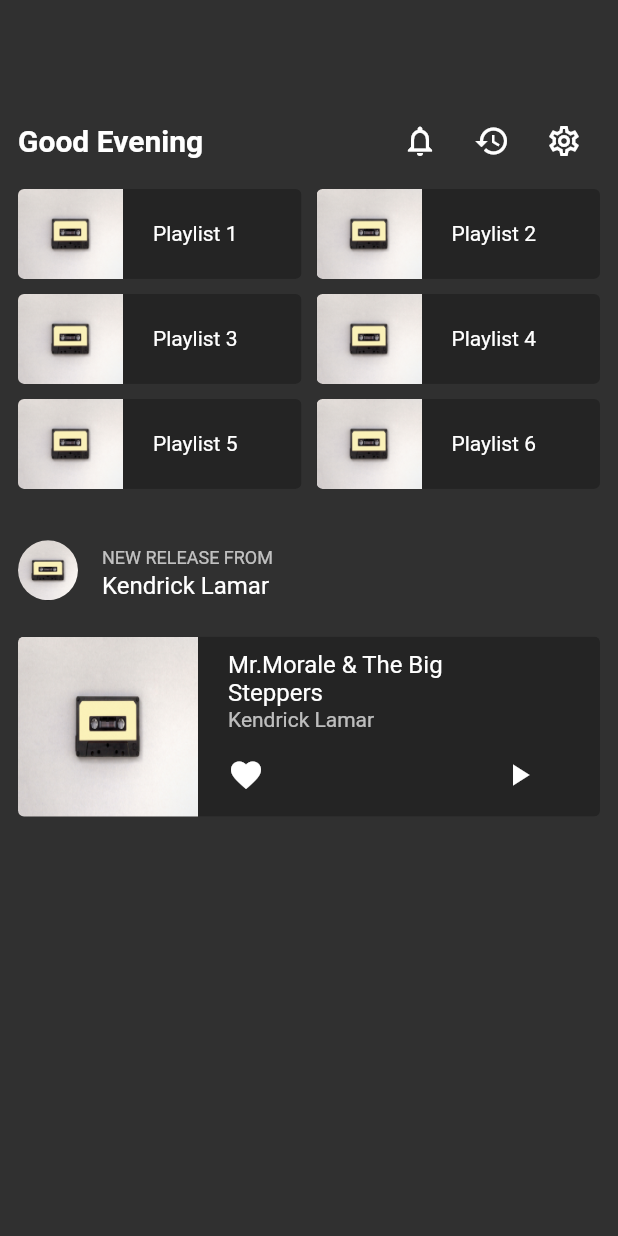
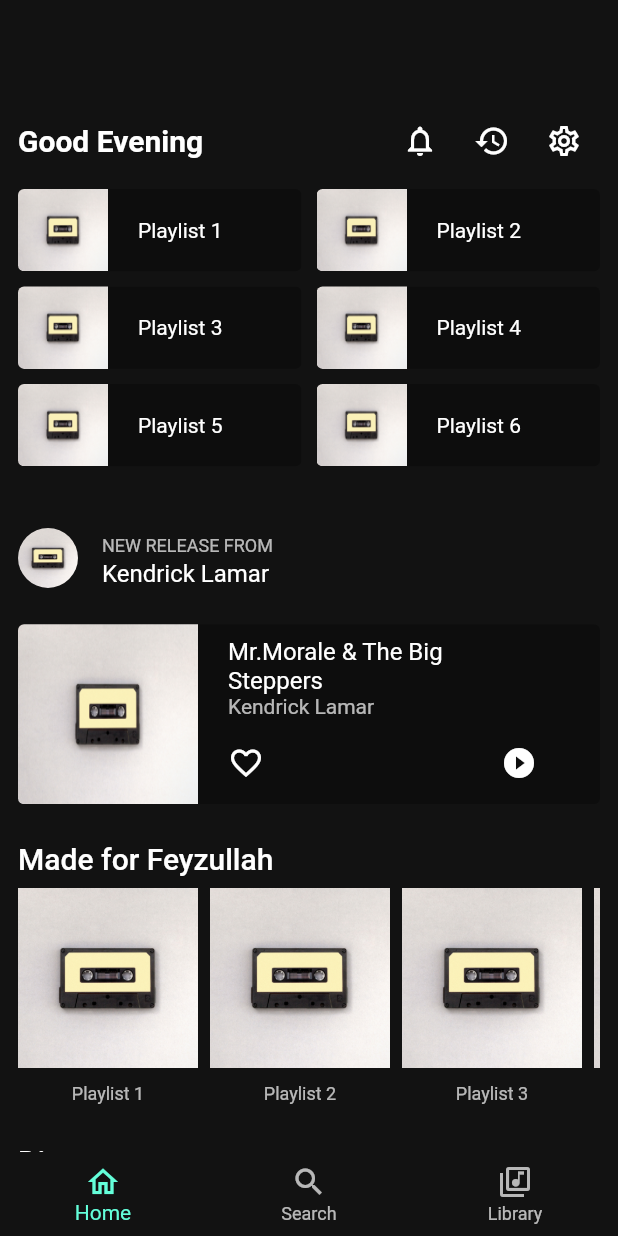
Before and after one commit to feyzforall/spotify-clone, a Flutter app: the screen it shows after launch, on a phone screen of 412 x 824 dp. Run offline on Flutter 3.47's test engine with Material 2 defaults, Android fonts, the phone set to English and light mode, and no system bars.

```diff
--- /dev/null
+++ b/lib/const/colors.dart
@@ -0,0 +1,7 @@
+import 'package:flutter/material.dart';
+
+class AppColors {
+  AppColors._();
+
+  static const Color codGray = Color(0xFF121212);
+}
--- /dev/null
+++ b/lib/const/routes.dart
@@ -0,0 +1,20 @@
+import 'package:flutter/material.dart';
+
+import '../presentation/pages/home/home_screen.dart';
+import '../presentation/pages/home/notifications/notifications_screen.dart';
+
+class Routes {
+  static const String homeRoute = '/';
+  static const String notifications = '/secondScreen';
+
+  static Route<dynamic> generateRoute(RouteSettings settings) {
+    switch (settings.name) {
+      case homeRoute:
+        return MaterialPageRoute(builder: (_) => const HomeScreen());
+      case notifications:
+        return MaterialPageRoute(builder: (_) => const NotificationsScreen());
+      default:
+        return MaterialPageRoute(builder: (_) => const HomeScreen());
+    }
+  }
+}
--- a/lib/main.dart
+++ b/lib/main.dart
@@ -1,6 +1,5 @@
 import 'package:flutter/material.dart';
-
-import 'presentation/pages/home/home_screen.dart';
+import 'package:spotifyclone/const/routes.dart';
 
 void main() => runApp(MyApp());
 
@@ -13,9 +12,8 @@ class MyApp extends StatelessWidget {
       title: 'Material App',
       theme: ThemeData.dark(),
       debugShowCheckedModeBanner: false,
-      home: const Scaffold(
-        body: HomeScreen(),
-      ),
+      initialRoute: Routes.homeRoute,
+      onGenerateRoute: Routes.generateRoute,
     );
   }
 }
--- /dev/null
+++ b/lib/main_screen.dart
@@ -0,0 +1,30 @@
+import 'package:flutter/material.dart';
+import 'package:spotifyclone/const/colors.dart';
+
+class MainScreen extends StatefulWidget {
+  const MainScreen({Key? key, required this.body}) : super(key: key);
+
+  final Widget body;
+
+  @override
+  State<MainScreen> createState() => _MainScreenState();
+}
+
+class _MainScreenState extends State<MainScreen> {
+  @override
+  Widget build(BuildContext context) {
+    return Scaffold(
+      body: widget.body,
+      backgroundColor: AppColors.codGray,
+      bottomNavigationBar: BottomNavigationBar(
+        backgroundColor: Colors.transparent,
+        elevation: 0,
+        items: const [
+          BottomNavigationBarItem(icon: Icon(Icons.home_outlined), label: 'Home'),
+          BottomNavigationBarItem(icon: Icon(Icons.search_outlined), label: 'Search'),
+          BottomNavigationBarItem(icon: Icon(Icons.library_music_outlined), label: 'Library'),
+        ],
+      ),
+    );
+  }
+}
--- a/lib/presentation/pages/home/home_screen.dart
+++ b/lib/presentation/pages/home/home_screen.dart
@@ -1,8 +1,12 @@
 import 'package:flutter/material.dart';
 import 'package:spotifyclone/const/assets.dart';
+import 'package:spotifyclone/const/routes.dart';
+import 'package:spotifyclone/main_screen.dart';
 
 import '../../../const/dimensions.dart';
+import '../../widgets/home_album_card.dart';
 import '../../widgets/mini_playlist_card.dart';
+import '../../widgets/new_release_card.dart';
 
 part 'home_screen_widgets.dart';
 
@@ -16,10 +20,12 @@ class HomeScreen extends StatefulWidget {
 class _HomeScreenState extends State<HomeScreen> {
   @override
   Widget build(BuildContext context) {
-    return SingleChildScrollView(
+    return MainScreen(
+      body: SingleChildScrollView(
         child: Padding(
           padding: Dimensions.pagePadding,
           child: Column(
+            crossAxisAlignment: CrossAxisAlignment.start,
             children: [
               SizedBox(height: MediaQuery.of(context).size.height * 0.07),
               const HomeHeadline(),
@@ -28,26 +34,27 @@ class _HomeScreenState extends State<HomeScreen> {
                 height: 210,
                 child: MiniPlaylistGrid(),
               ),
+              const HomeListTile(
+                title: 'NEW RELEASE FROM',
+                subtitle: 'Kendrick Lamar',
+              ),
               SizedBox(height: MediaQuery.of(context).size.height * 0.01),
-            ListTile(
-              contentPadding: EdgeInsets.zero,
-              title: Text(
-                'NEW RELEASE FROM',
-                style: Theme.of(context).textTheme.caption,
+              const NewReleaseCard(),
+              SizedBox(height: MediaQuery.of(context).size.height * 0.03),
+              const HorizontalAlbumListWithTitle(
+                title: 'Made for Feyzullah',
               ),
-              subtitle: Text(
-                'Kendrick Lamar',
-                style: Theme.of(context).textTheme.subtitle1,
+              const HorizontalAlbumListWithTitle(
+                title: 'Discover',
               ),
-              leading: const CircleAvatar(
-                foregroundImage: AssetImage(
-                  Assets.placeholder,
+              const HorizontalAlbumListWithWidget(
+                title: HomeListTile(
+                  title: 'More Like',
+                  subtitle: 'Rammstein',
                 ),
               ),
+            ],
           ),
-            SizedBox(height: MediaQuery.of(context).size.height * 0.01),
-            const NewReleaseCard()
-          ],
         ),
       ),
     );
--- a/lib/presentation/pages/home/home_screen_widgets.dart
+++ b/lib/presentation/pages/home/home_screen_widgets.dart
@@ -18,7 +18,11 @@ class HomeHeadline extends StatelessWidget {
         ),
         Row(
           children: [
-            IconButton(onPressed: () {}, icon: const Icon(Icons.notifications_outlined)),
+            IconButton(
+                onPressed: () {
+                  Navigator.pushNamed(context, Routes.notifications);
+                },
+                icon: const Icon(Icons.notifications_outlined)),
             IconButton(onPressed: () {}, icon: const Icon(Icons.history_outlined)),
             IconButton(onPressed: () {}, icon: const Icon(Icons.settings_outlined)),
           ],
@@ -42,7 +46,7 @@ class MiniPlaylistGrid extends StatelessWidget {
       gridDelegate: const SliverGridDelegateWithFixedCrossAxisCount(
         mainAxisSpacing: 10,
         crossAxisSpacing: 10,
-        mainAxisExtent: 60,
+        mainAxisExtent: 55,
         crossAxisCount: 2,
       ),
       itemCount: 6,
@@ -53,54 +57,103 @@ class MiniPlaylistGrid extends StatelessWidget {
   }
 }
 
-class NewReleaseCard extends StatelessWidget {
-  const NewReleaseCard({
+class HomeListTile extends StatelessWidget {
+  const HomeListTile({
+    Key? key,
+    required this.title,
+    required this.subtitle,
+  }) : super(key: key);
+
+  final String title;
+  final String subtitle;
+
+  @override
+  Widget build(BuildContext context) {
+    return ListTile(
+      contentPadding: EdgeInsets.zero,
+      title: Text(
+        title,
+        style: Theme.of(context).textTheme.caption,
+      ),
+      subtitle: Text(
+        subtitle,
+        style: Theme.of(context).textTheme.subtitle1,
+      ),
+      leading: const CircleAvatar(
+        foregroundImage: AssetImage(
+          Assets.placeholder,
+        ),
+      ),
+    );
+  }
+}
+
+class HorizontalAlbumListWithTitle extends StatelessWidget {
+  const HorizontalAlbumListWithTitle({
+    Key? key,
+    required this.title,
+  }) : super(key: key);
+
+  final String title;
+
+  @override
+  Widget build(BuildContext context) {
+    return Column(
+      crossAxisAlignment: CrossAxisAlignment.start,
+      children: [
+        Text(
+          title,
+          style: Theme.of(context).textTheme.headline6,
+        ),
+        SizedBox(height: MediaQuery.of(context).size.height * 0.01),
+        const AlbumList(),
+      ],
+    );
+  }
+}
+
+class HorizontalAlbumListWithWidget extends StatelessWidget {
+  const HorizontalAlbumListWithWidget({
+    Key? key,
+    required this.title,
+  }) : super(key: key);
+
+  final Widget title;
+
+  @override
+  Widget build(BuildContext context) {
+    return Column(
+      crossAxisAlignment: CrossAxisAlignment.start,
+      children: [
+        title,
+        SizedBox(height: MediaQuery.of(context).size.height * 0.01),
+        const AlbumList(),
+      ],
+    );
+  }
+}
+
+class AlbumList extends StatelessWidget {
+  const AlbumList({
     Key? key,
   }) : super(key: key);
 
   @override
   Widget build(BuildContext context) {
-    return ClipRRect(
-      borderRadius: BorderRadius.circular(4.0),
-      child: Container(
-        height: 120,
-        child: Row(
-          children: [
-            Image.asset(
-              Assets.placeholder,
-              width: 120,
-              height: 120,
-              fit: BoxFit.fill,
+    return SizedBox(
+      height: 170,
+      child: ListView.builder(
+        itemCount: 7,
+        scrollDirection: Axis.horizontal,
+        shrinkWrap: true,
+        itemBuilder: (BuildContext context, int index) {
+          return Padding(
+            padding: const EdgeInsets.only(right: 8.0),
+            child: HomeAlbumCard(
+              index: index,
             ),
-            const SizedBox(width: 20),
-            Column(
-              children: [
-                SizedBox(
-                  width: MediaQuery.of(context).size.width * 0.5,
-                  child: const ListTile(
-                    contentPadding: EdgeInsets.zero,
-                    title: Text('Mr.Morale & The Big Steppers'),
-                    subtitle: Text('Kendrick Lamar'),
-                  ),
-                ),
-                SizedBox(height: MediaQuery.of(context).size.height * 0.01),
-                SizedBox(
-                  width: MediaQuery.of(context).size.width * 0.5,
-                  child: Row(
-                    mainAxisAlignment: MainAxisAlignment.spaceBetween,
-                    children: const [
-                      Icon(Icons.favorite),
-                      Icon(Icons.play_arrow),
-                    ],
-                  ),
-                )
-              ],
-            )
-          ],
-        ),
-        decoration: const BoxDecoration(
-          color: Colors.black26,
-        ),
+          );
+        },
       ),
     );
   }
--- /dev/null
+++ b/lib/presentation/widgets/home_album_card.dart
@@ -0,0 +1,31 @@
+import 'package:flutter/material.dart';
+
+import '../../const/assets.dart';
+
+class HomeAlbumCard extends StatelessWidget {
+  const HomeAlbumCard({
+    Key? key,
+    required this.index,
+  }) : super(key: key);
+
+  final int index;
+
+  @override
+  Widget build(BuildContext context) {
+    return Column(
+      children: [
+        Image.asset(
+          Assets.placeholder,
+          fit: BoxFit.cover,
+          width: 120,
+          height: 120,
+        ),
+        const SizedBox(height: 10),
+        Text(
+          'Playlist ${index + 1}',
+          style: Theme.of(context).textTheme.caption,
+        )
+      ],
+    );
+  }
+}
--- a/lib/presentation/widgets/mini_playlist_card.dart
+++ b/lib/presentation/widgets/mini_playlist_card.dart
@@ -19,7 +19,7 @@ class MiniPlaylistCard extends StatelessWidget {
           children: [
             Image.asset(
               Assets.placeholder,
-              width: 70,
+              width: 60,
               height: 100,
               fit: BoxFit.fill,
             ),
--- /dev/null
+++ b/lib/presentation/widgets/new_release_card.dart
@@ -0,0 +1,56 @@
+import 'package:flutter/material.dart';
+
+import '../../const/assets.dart';
+
+class NewReleaseCard extends StatelessWidget {
+  const NewReleaseCard({
+    Key? key,
+  }) : super(key: key);
+
+  @override
+  Widget build(BuildContext context) {
+    return ClipRRect(
+      borderRadius: BorderRadius.circular(4.0),
+      child: Container(
+        height: 120,
+        child: Row(
+          children: [
+            Image.asset(
+              Assets.placeholder,
+              width: 120,
+              height: 120,
+              fit: BoxFit.fill,
+            ),
+            const SizedBox(width: 20),
+            Column(
+              children: [
+                SizedBox(
+                  width: MediaQuery.of(context).size.width * 0.5,
+                  child: const ListTile(
+                    contentPadding: EdgeInsets.zero,
+                    title: Text('Mr.Morale & The Big Steppers'),
+                    subtitle: Text('Kendrick Lamar'),
+                  ),
+                ),
+                SizedBox(height: MediaQuery.of(context).size.height * 0.01),
+                SizedBox(
+                  width: MediaQuery.of(context).size.width * 0.5,
+                  child: Row(
+                    mainAxisAlignment: MainAxisAlignment.spaceBetween,
+                    children: const [
+                      Icon(Icons.favorite_outline),
+                      Icon(Icons.play_circle_fill_outlined),
+                    ],
+                  ),
+                )
+              ],
+            )
+          ],
+        ),
+        decoration: const BoxDecoration(
+          color: Colors.black26,
+        ),
+      ),
+    );
+  }
+}
```
Also changed, not shown: lib/const/theme.dart (added, +7 -0 lines), lib/presentation/pages/home/notifications/notifications_screen.dart (added, +138 -0 lines). Lines whose indentation alone changed are shown as unchanged.
